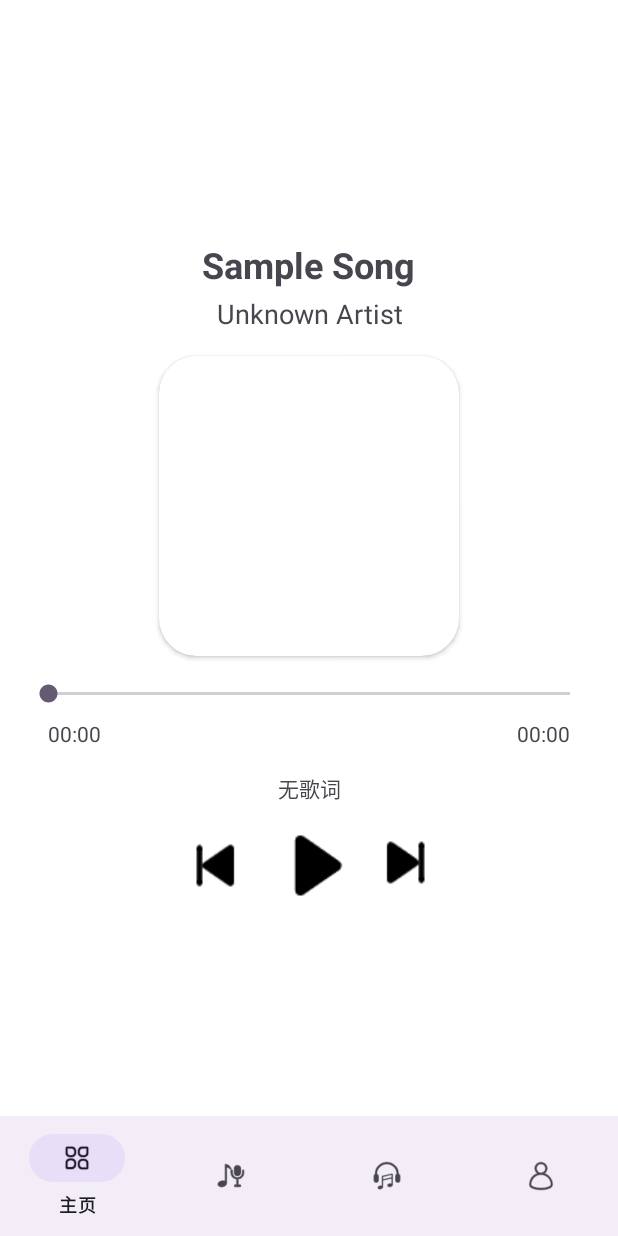
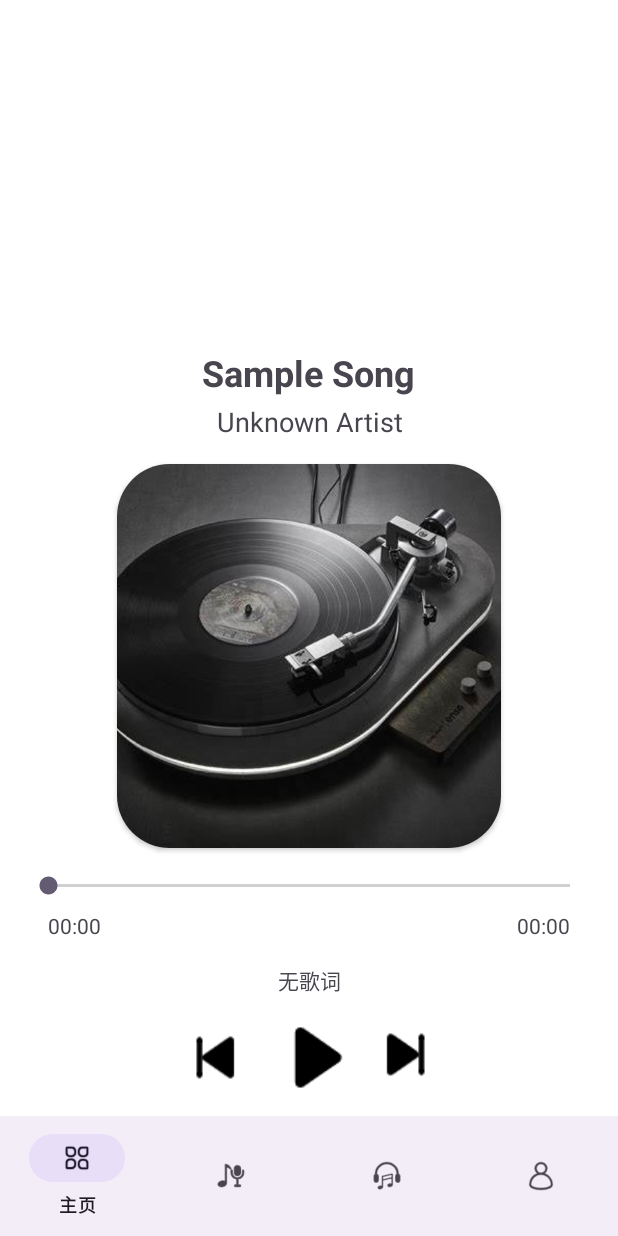
Before and after one commit to JasonLee-p/SparringSystem, an Android app: the fragment MusicPlayerFragment placed in its activity, on a phone screen of 412 x 824 dp. Run offline under Robolectric (Android 15) with nearby library versions, the phone set to English and light mode, and no system bars.

Commit message:
修复默认播放界面默认专辑图片无法正确显示的问题，优化界面

```diff
--- a/app/src/main/java/com/example/sparringsystem/PracticeModule/MusicPlayerFragment.java
+++ b/app/src/main/java/com/example/sparringsystem/PracticeModule/MusicPlayerFragment.java
@@ -201,7 +201,13 @@ public class MusicPlayerFragment extends Fragment {
     private void updateSongInfo(Song song) {
         songTitle.setText(song.getTitle());
         songArtist.setText(song.getArtist());
-        albumImage.setImageResource(song.getImageResourceId());
+        int img_id = song.getImageResourceId();
+        if (img_id != 0) {
+            albumImage.setImageResource(img_id);
+        }
+        else {
+            albumImage.setImageResource(R.drawable.unknown_album);
+        }
         lyricsView.setText("无歌词"); // 这里可以更新歌词
     }
 
--- a/app/src/main/res/layout/fragment_music_player.xml
+++ b/app/src/main/res/layout/fragment_music_player.xml
@@ -4,44 +4,44 @@
     xmlns:tools="http://schemas.android.com/tools"
     android:layout_width="match_parent"
     android:layout_height="match_parent"
+    android:gravity="bottom|center"
     android:orientation="vertical"
-    android:gravity="center"
-    tools:context=".PracticeModule.MusicPlayerFragment"
-    android:padding="16dp">
+    android:padding="16dp"
+    tools:context=".PracticeModule.MusicPlayerFragment">
 
     <!-- Song Information -->
     <TextView
         android:id="@+id/song_title"
         android:layout_width="wrap_content"
         android:layout_height="wrap_content"
+        android:layout_marginTop="16dp"
+        android:gravity="center"
         android:text="未知歌曲"
         android:textSize="24sp"
-        android:textStyle="bold"
-        android:gravity="center"
-        android:layout_marginTop="16dp"/>
+        android:textStyle="bold" />
 
     <TextView
         android:id="@+id/song_artist"
         android:layout_width="wrap_content"
         android:layout_height="wrap_content"
+        android:layout_marginTop="4dp"
+        android:gravity="center"
         android:text="未知艺术家"
-        android:textSize="18sp"
-        android:gravity="center"
-        android:layout_marginTop="4dp"/>
+        android:textSize="18sp" />
 
     <!-- Album Image -->
     <androidx.cardview.widget.CardView
-        android:layout_width="200dp"
-        android:layout_height="200dp"
+        android:layout_width="256dp"
+        android:layout_height="256dp"
         android:layout_marginTop="16dp"
-        app:cardCornerRadius="25dp">
+        app:cardCornerRadius="35dp">
 
         <ImageView
             android:id="@+id/album_image"
             android:layout_width="match_parent"
             android:layout_height="match_parent"
-            android:src="@drawable/unknown_album"
-            android:scaleType="centerCrop" />
+            android:scaleType="centerCrop"
+            android:src="@drawable/unknown_album" />
     </androidx.cardview.widget.CardView>
 
     <!-- SeekBar and Time -->
@@ -49,14 +49,14 @@
         android:id="@+id/seekBar"
         android:layout_width="match_parent"
         android:layout_height="wrap_content"
-        android:layout_marginTop="16dp"/>
+        android:layout_marginTop="16dp" />
 
     <LinearLayout
         android:layout_width="match_parent"
         android:layout_height="wrap_content"
-        android:orientation="horizontal"
+        android:layout_gravity="center"
         android:layout_marginTop="8dp"
-        android:layout_gravity="center">
+        android:orientation="horizontal">
 
         <TextView
             android:id="@+id/current_time"
@@ -80,10 +80,10 @@
         android:id="@+id/lyrics"
         android:layout_width="match_parent"
         android:layout_height="wrap_content"
+        android:layout_marginTop="16dp"
+        android:gravity="center"
         android:text="无歌词"
-        android:textSize="14sp"
-        android:gravity="center"
-        android:layout_marginTop="16dp"/>
+        android:textSize="14sp" />
 
     <!-- Control Buttons -->
     <LinearLayout
```
